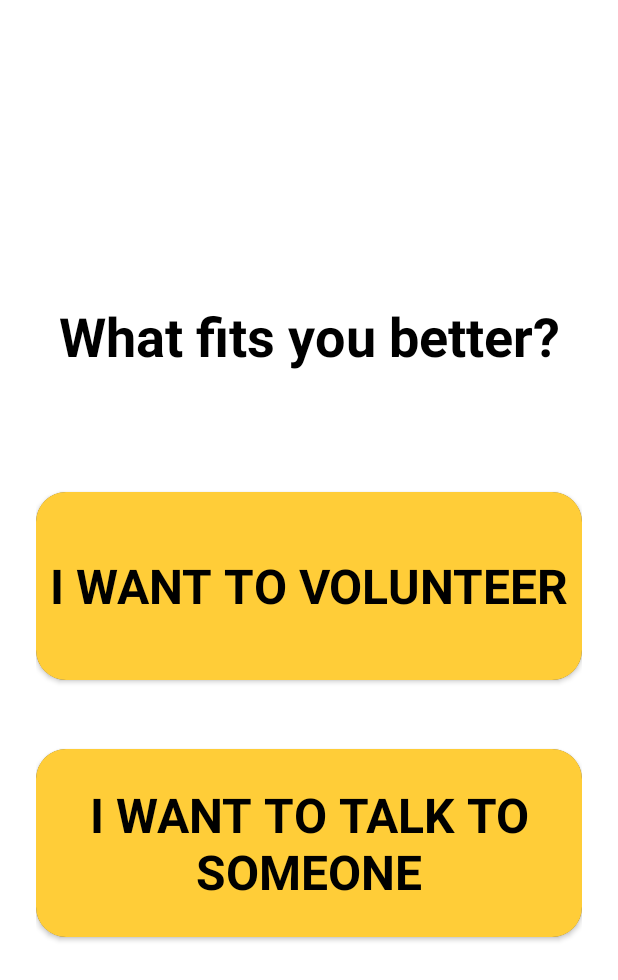
After one commit to henriqueramosqs/MindMate, an Android app: the SignUpActivity2 screen opened directly, with no data from a screen before it, on a phone screen of 412 x 824 dp. The commit adds this screen. Shown: the top 980 px of the screen. Run offline under Robolectric (Android 15) with nearby library versions, the phone set to English and light mode, and no system bars.

Commit message:
feat: what fits you better

```diff
--- a/app/src/main/AndroidManifest.xml
+++ b/app/src/main/AndroidManifest.xml
@@ -11,6 +11,9 @@
         android:supportsRtl="true"
         android:theme="@style/Theme.MindMate"
         tools:targetApi="31">
+        <activity
+            android:name=".ui.login.SignUpActivity2"
+            android:exported="false" />
         <activity
             android:name=".ui.login.SignUpActivity"
             android:exported="false" />
--- a/app/src/main/java/com/example/mindmate/ui/login/SignUpActivity.kt
+++ b/app/src/main/java/com/example/mindmate/ui/login/SignUpActivity.kt
@@ -1,12 +1,23 @@
 package com.example.mindmate.ui.login
 
+import android.content.Intent
 import androidx.appcompat.app.AppCompatActivity
 import android.os.Bundle
+import android.widget.Button
 import com.example.mindmate.R
+import com.example.mindmate.databinding.ActivityMainBinding
 
 class SignUpActivity : AppCompatActivity() {
     override fun onCreate(savedInstanceState: Bundle?) {
         super.onCreate(savedInstanceState)
         setContentView(R.layout.activity_sign_up)
+
+        val continueBtt: Button = findViewById<Button>(R.id.continueBtt_signup)
+        continueBtt.setOnClickListener {
+            Intent(this, SignUpActivity2::class.java).also{
+                startActivity(it)
+            }
+
+        }
     }
 }
--- /dev/null
+++ b/app/src/main/java/com/example/mindmate/ui/login/SignUpActivity2.kt
@@ -0,0 +1,12 @@
+package com.example.mindmate.ui.login
+
+import androidx.appcompat.app.AppCompatActivity
+import android.os.Bundle
+import com.example.mindmate.R
+
+class SignUpActivity2 : AppCompatActivity() {
+    override fun onCreate(savedInstanceState: Bundle?) {
+        super.onCreate(savedInstanceState)
+        setContentView(R.layout.activity_sign_up2)
+    }
+}
--- a/app/src/main/res/layout/activity_sign_up.xml
+++ b/app/src/main/res/layout/activity_sign_up.xml
@@ -244,7 +244,7 @@
         app:layout_constraintTop_toBottomOf="@+id/confirmPasswordSignup_CardWraper">
 
         <Button
-            android:id="@+id/ContinueBttnSignUp"
+            android:id="@+id/continueBtt_signup"
             android:layout_width="224dp"
             android:layout_height="59dp"
             android:background="#FFCD38"
--- /dev/null
+++ b/app/src/main/res/layout/activity_sign_up2.xml
@@ -0,0 +1,69 @@
+<?xml version="1.0" encoding="utf-8"?>
+<androidx.constraintlayout.widget.ConstraintLayout xmlns:android="http://schemas.android.com/apk/res/android"
+    xmlns:app="http://schemas.android.com/apk/res-auto"
+    xmlns:tools="http://schemas.android.com/tools"
+    android:layout_width="match_parent"
+    android:layout_height="match_parent"
+    android:layout_gravity="center_horizontal|center_vertical"
+    android:background="@color/white"
+    android:padding="24dp"
+    tools:context=".ui.login.SignUpActivity2">
+
+    <LinearLayout
+        android:layout_width="match_parent"
+        android:layout_height="match_parent"
+        android:gravity="center"
+        android:orientation="vertical"
+        tools:layout_editor_absoluteX="16dp"
+        tools:layout_editor_absoluteY="16dp">
+
+        <TextView
+            android:id="@+id/textView3"
+            android:layout_width="match_parent"
+            android:layout_height="wrap_content"
+            android:layout_marginBottom="80sp"
+            android:gravity="center"
+            android:text="What fits you better?"
+            android:textColor="#000000"
+            android:textSize="36sp"
+            android:textStyle="bold" />
+
+        <androidx.cardview.widget.CardView
+            android:id="@+id/card"
+            android:layout_width="match_parent"
+            android:layout_height="wrap_content"
+            android:layout_marginBottom="30sp"
+            app:cardCornerRadius="20dp">
+
+            <Button
+                android:layout_width="match_parent"
+                android:layout_height="125sp"
+                android:background="#FFCD38"
+                android:fontFamily="sans-serif"
+                android:text="I want to volunteer"
+                android:textColor="#000000"
+                android:textSize="32sp"
+                android:textStyle="bold" />
+        </androidx.cardview.widget.CardView>
+
+        <androidx.cardview.widget.CardView
+            android:layout_width="wrap_content"
+            android:layout_height="wrap_content"
+            android:layout_marginTop="16dp"
+            app:cardCornerRadius="20dp">
+
+            <Button
+                android:layout_width="match_parent"
+                android:layout_height="125sp"
+                android:background="#FFCD38"
+                android:fontFamily="sans-serif"
+                android:text="I want to talk to someone"
+                android:textColor="#000000"
+                android:textSize="32sp"
+                android:textStyle="bold" />
+        </androidx.cardview.widget.CardView>
+
+    </LinearLayout>
+
+
+</androidx.constraintlayout.widget.ConstraintLayout>
```
